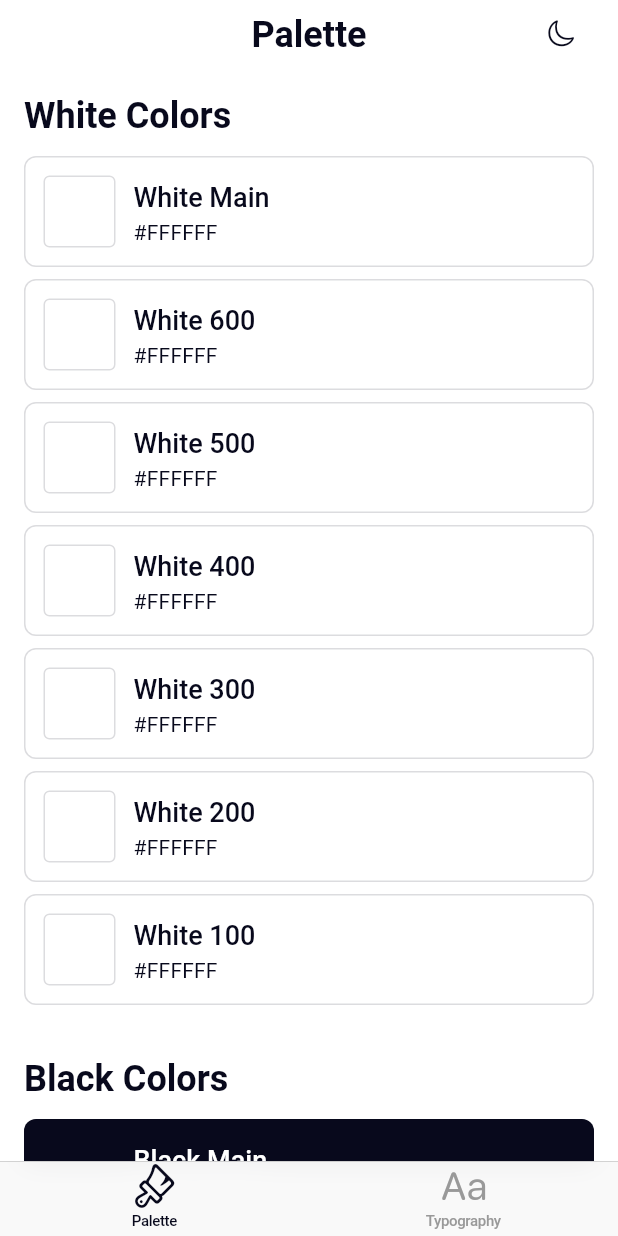
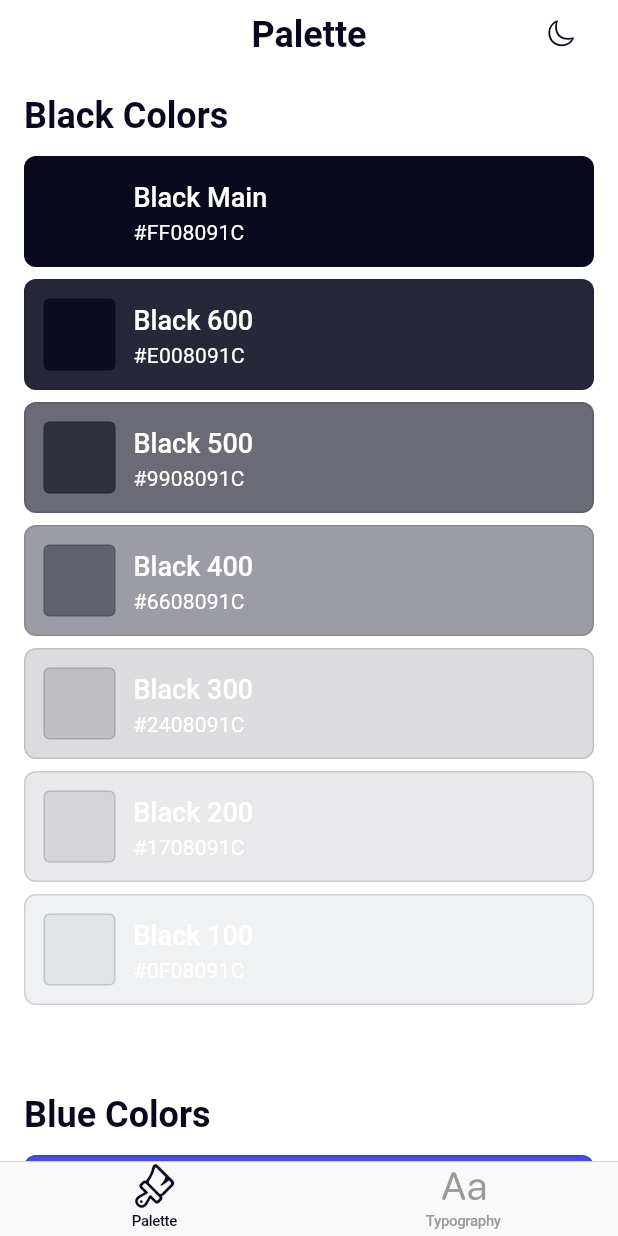
Before and after one commit to skiryuk/uikit_figma_ai, a Flutter app: the screen it shows after launch, on a phone screen of 412 x 824 dp. Run offline on Flutter 3.47's test engine with Material 3 defaults, Android fonts, the phone set to English and light mode, and no system bars.

Commit message:
Демо экран с цветами

```diff
--- a/lib/ui/pages/palette/palette.dart
+++ b/lib/ui/pages/palette/palette.dart
@@ -34,6 +34,22 @@ class PalettePage extends StatelessWidget {
         child: ListView(
           padding: const EdgeInsets.all(16),
           children: [
+            if (!themeProvider.isDarkMode) ...[
+              _buildColorSection(
+                'Black Colors',
+                [
+                  ('Black Main', AppColors.blackMain),
+                  ('Black 600', AppColors.black600),
+                  ('Black 500', AppColors.black500),
+                  ('Black 400', AppColors.black400),
+                  ('Black 300', AppColors.black300),
+                  ('Black 200', AppColors.black200),
+                  ('Black 100', AppColors.black100),
+                ],
+              ),
+              const SizedBox(height: 24),
+            ],
+            if (themeProvider.isDarkMode) ...[
               _buildColorSection(
                 'White Colors',
                 [
@@ -47,18 +63,7 @@ class PalettePage extends StatelessWidget {
                 ],
               ),
               const SizedBox(height: 24),
-            _buildColorSection(
-              'Black Colors',
-              [
-                ('Black Main', AppColors.blackMain),
-                ('Black 600', AppColors.black600),
-                ('Black 500', AppColors.black500),
-                ('Black 400', AppColors.black400),
-                ('Black 300', AppColors.black300),
-                ('Black 200', AppColors.black200),
-                ('Black 100', AppColors.black100),
             ],
-            ),
             const SizedBox(height: 24),
             _buildColorSection(
               'Blue Colors',
@@ -185,7 +190,7 @@ class PalettePage extends StatelessWidget {
                   ),
                   const SizedBox(height: 4),
                   Text(
-                    '#${(color.value & 0xFFFFFF).toRadixString(16).padLeft(6, '0').toUpperCase()}',
+                    _getColorHexWithAlpha(color),
                     style: AppTextStyles.smallRegular.copyWith(color: textColor),
                   ),
                 ],
@@ -254,4 +259,18 @@ class PalettePage extends StatelessWidget {
       ],
     );
   }
+
+  /// Получить hex-код цвета с альфа-каналом в формате #AARRGGBB
+  String _getColorHexWithAlpha(Color color) {
+    final value = color.value;
+    final alpha = (value >> 24) & 0xFF;
+    final red = (value >> 16) & 0xFF;
+    final green = (value >> 8) & 0xFF;
+    final blue = value & 0xFF;
+
+    return '#${alpha.toRadixString(16).padLeft(2, '0').toUpperCase()}'
+        '${red.toRadixString(16).padLeft(2, '0').toUpperCase()}'
+        '${green.toRadixString(16).padLeft(2, '0').toUpperCase()}'
+        '${blue.toRadixString(16).padLeft(2, '0').toUpperCase()}';
   }
+}
```
Lines whose indentation alone changed are shown as unchanged.
